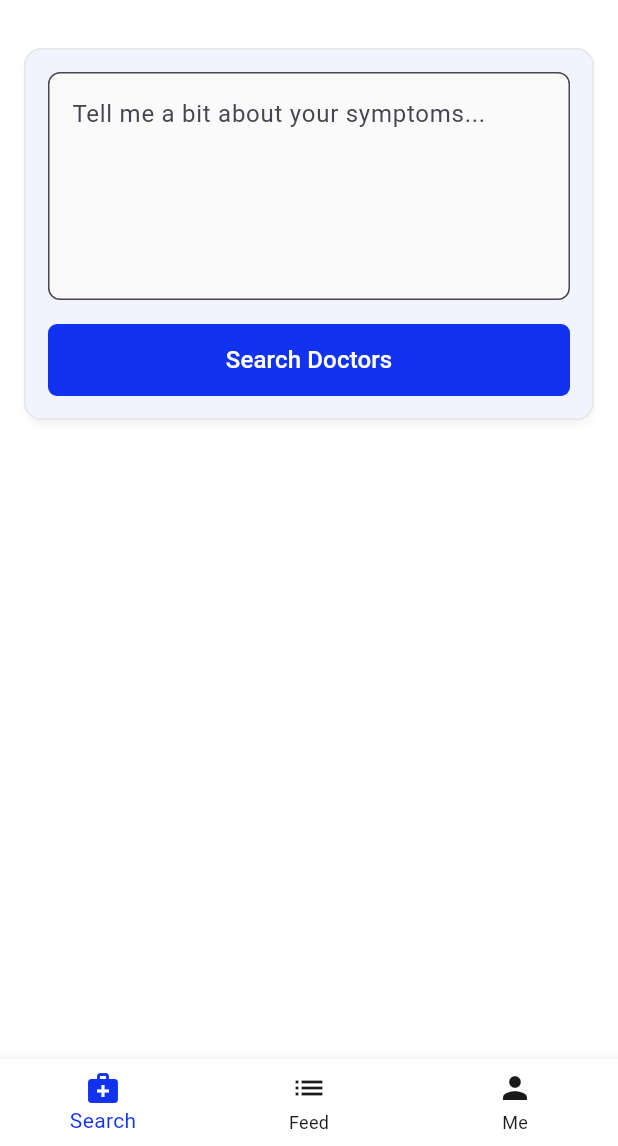
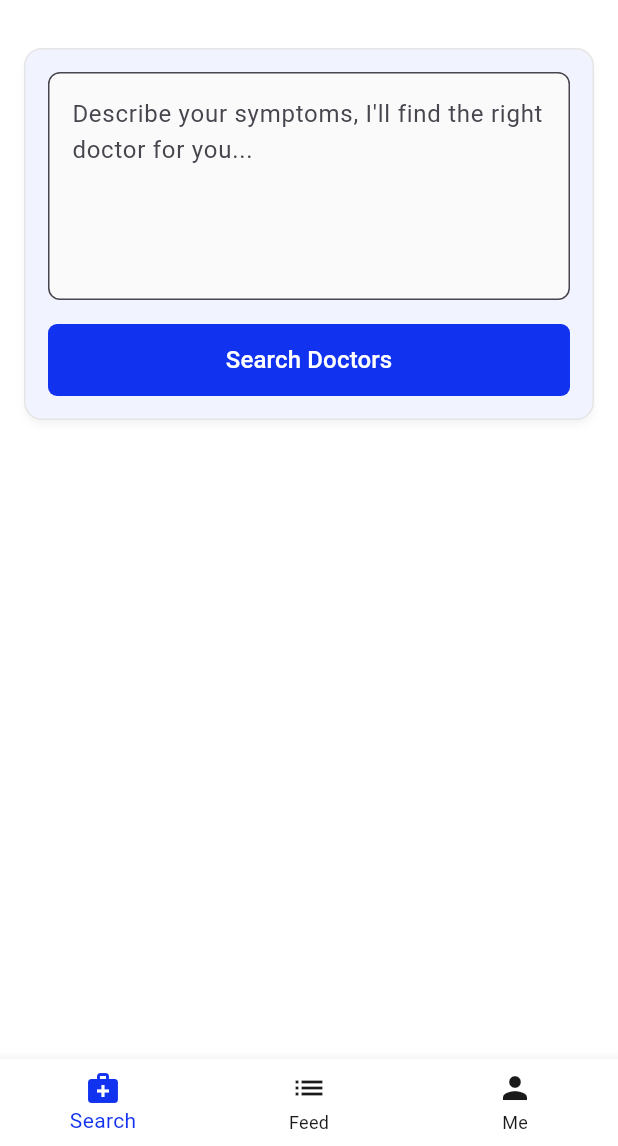
Before and after one commit to sourav-ganguly/doctor-finder, a Flutter app: the screen it shows after launch, on a phone screen of 412 x 824 dp, the part 90-1236 px from its top. Run offline on Flutter 3.47's test engine with Material 3 defaults, Android fonts, the phone set to English and light mode, and no system bars; our stand-ins replace dio, flutter_riverpod.

Commit message:
Update doctor search card hint text and bump app version to 1.2.0+2
- Modify search card placeholder text to be more engaging and descriptive
- Increment app version to 1.2.0+2

```diff
--- a/lib/features/doctor_finder/widgets/orion_doctor_search_card.dart
+++ b/lib/features/doctor_finder/widgets/orion_doctor_search_card.dart
@@ -24,7 +24,8 @@ class OrionDoctorSearchCard extends StatelessWidget {
               controller: controller,
               maxLines: 5,
               decoration: InputDecoration(
-                hintText: 'Tell me a bit about your symptoms...',
+                hintText:
+                    'Describe your symptoms, I\'ll find the right doctor for you...',
                 border: OutlineInputBorder(
                   borderRadius: BorderRadius.circular(8),
                 ),
--- a/pubspec.yaml
+++ b/pubspec.yaml
@@ -1,7 +1,7 @@
 name: doctor_finder
 description: A doctor finder application.
 publish_to: 'none'
-version: 1.2.0+1
+version: 1.2.0+2
 
 environment:
   sdk: '>=3.0.0 <4.0.0'
```
